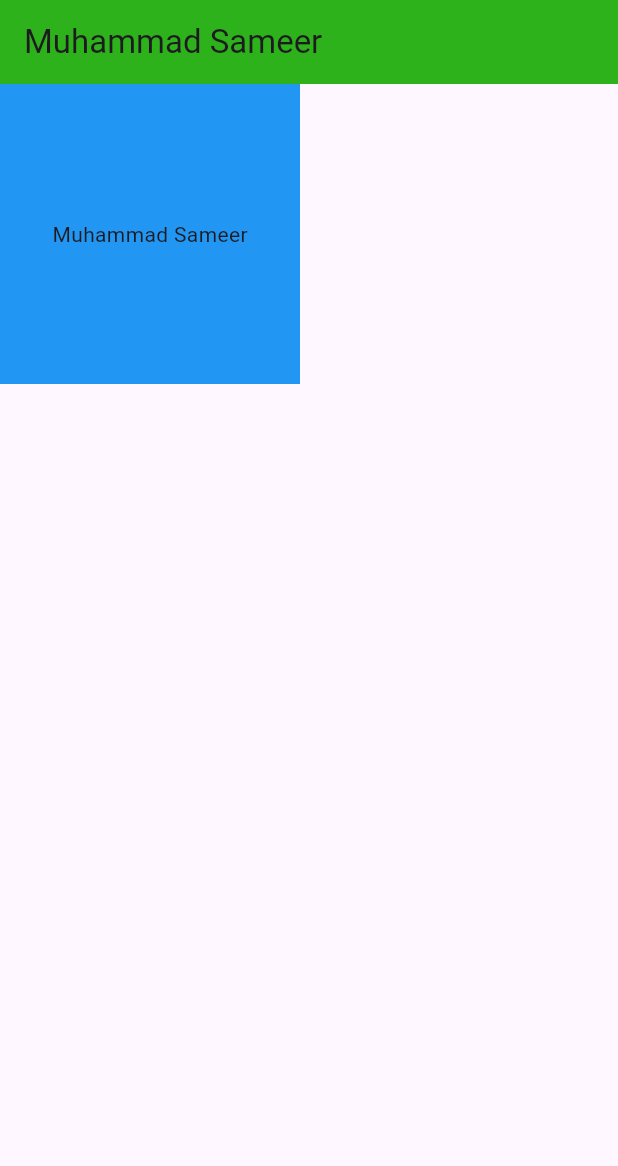
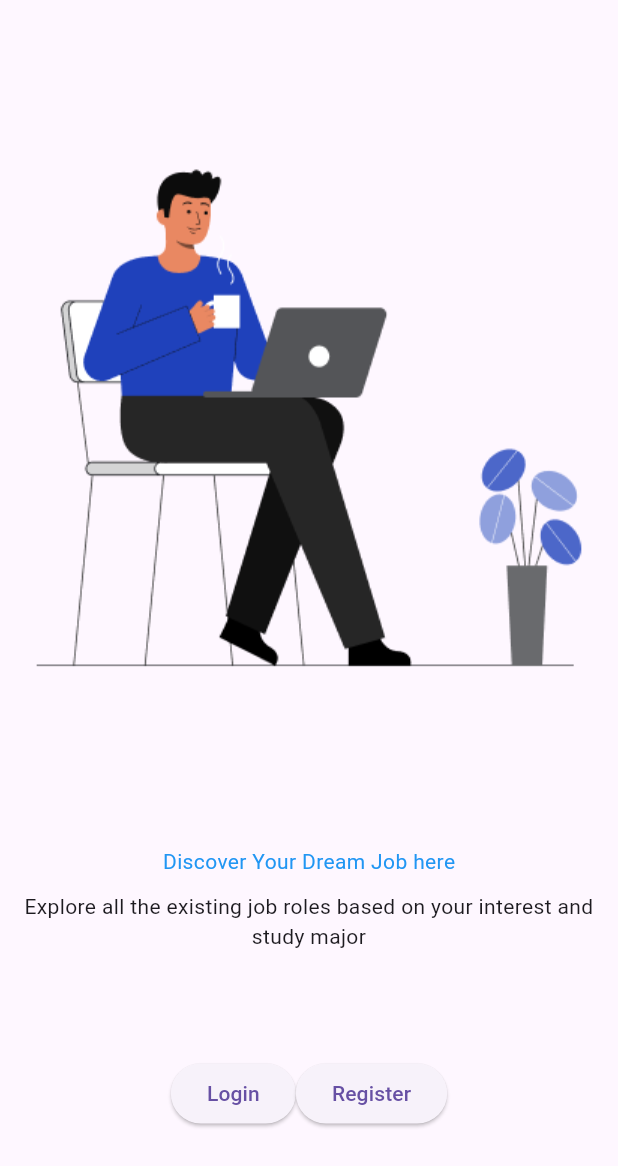
Before and after one commit to MuhammadSameer18/Flutter, a Flutter app: the screen it shows after launch, on a phone screen of 412 x 824 dp. Shown: the top 1166 px of the screen. Run offline on Flutter 3.47's test engine with Material 3 defaults, Android fonts, the phone set to English and light mode, and no system bars.

Commit message:
login screen

```diff
--- a/lib/login_view.dart
+++ b/lib/login_view.dart
@@ -1,4 +1,6 @@
 import 'package:flutter/material.dart';
+import 'package:flutter/rendering.dart';
+import 'package:myapp/login_screen.dart';
 
 class loginView extends StatelessWidget {
   const loginView({super.key});
@@ -6,17 +8,58 @@ class loginView extends StatelessWidget {
   @override
   Widget build(BuildContext context) {
     return Scaffold(
-      appBar: AppBar(
-        backgroundColor: Color.fromARGB(255, 46, 178, 28),
-        title: Text("Muhammad Sameer"),
+      body: Column(
+        mainAxisAlignment: MainAxisAlignment.spaceEvenly,
+        children: [
+          Container(
+            child: Image.asset("asset/image/welcomeimage.png"),
+          ),
+          Container(
+            child: Column(
+              mainAxisAlignment: MainAxisAlignment.center,
+              children: [
+                Title(
+                  color: Colors.blue,
+                  child: Text(
+                    "Discover Your Dream Job here",
+                    style: TextStyle(color: Colors.blue),
+                  ),
+                ),
+                SizedBox(
+                  height: 10,
+                ),
+                Title(
+                  color: Colors.black,
+                  child: Text(
+                    "Explore all the existing job roles based on your interest and study major",
+                    textAlign: TextAlign.center,
+                  ),
+                ),
+              ],
+            ),
+          ),
+          Container(
+            child: Row(
+              mainAxisAlignment: MainAxisAlignment.center,
+              children: [
+                ElevatedButton(
+                  onPressed: () {
+                    Navigator.push(context,
+                        MaterialPageRoute(builder: (context) => loginscreen()));
+                  },
+                  child: Text("Login"),
+                ),
+                ElevatedButton(
+                  onPressed: () {
+                    print({"object"});
+                  },
+                  child: Text("Register"),
+                ),
+              ],
+            ),
+          )
+        ],
       ),
-      body: Container(
-          height: 200,
-          width: 200,
-          color: Colors.blue,
-          child: Center(
-            child: Text("Muhammad Sameer"),
-          )),
     );
   }
 }
--- a/pubspec.yaml
+++ b/pubspec.yaml
@@ -59,9 +59,9 @@ flutter:
   uses-material-design: true
 
   # To add assets to your application, add an assets section, like this:
-  # assets:
-  #   - images/a_dot_burr.jpeg
-  #   - images/a_dot_ham.jpeg
+  assets:
+    - asset/image/
+
 
   # An image asset can refer to one or more resolution-specific "variants", see
   # https://flutter.dev/assets-and-images/#resolution-aware
```
Also changed, not shown: lib/login_screen.dart (added, +132 -0 lines), lib/register_screen.dart (added, +22 -0 lines), asset/image/Frame1.png (added), asset/image/apple.png (added), asset/image/google.png (added), asset/image/welcomeimage.png (added).
